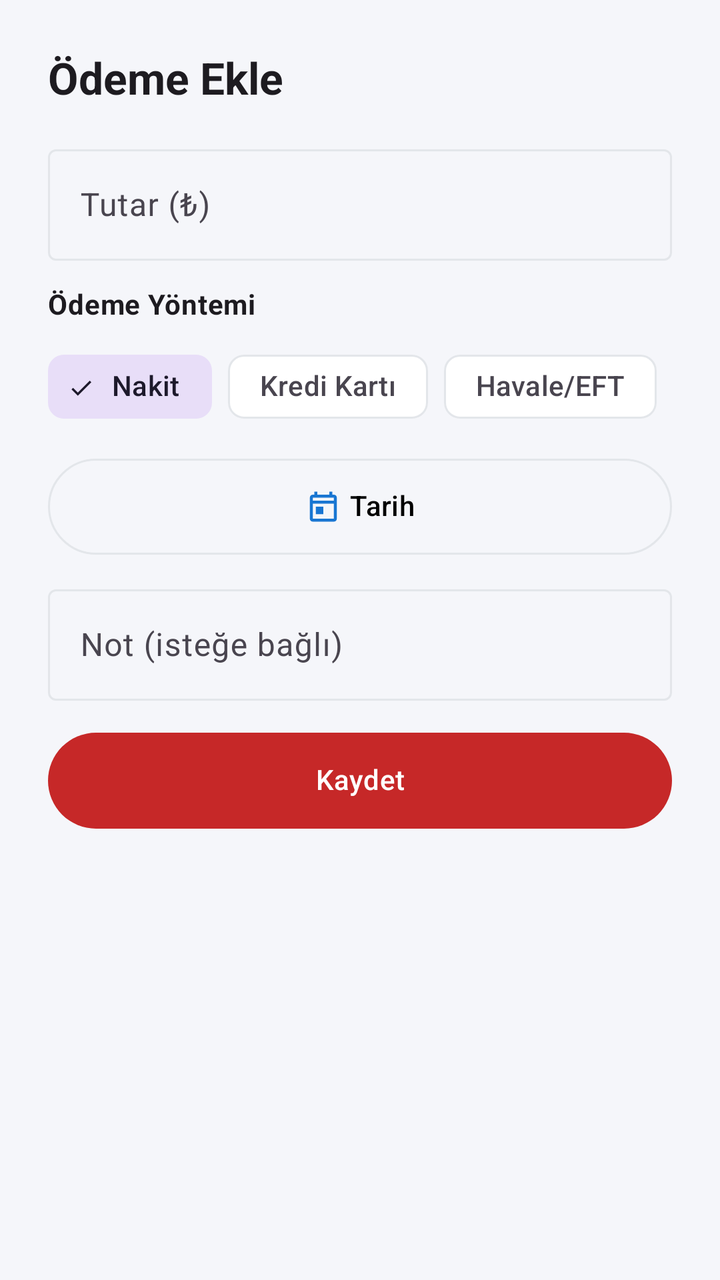
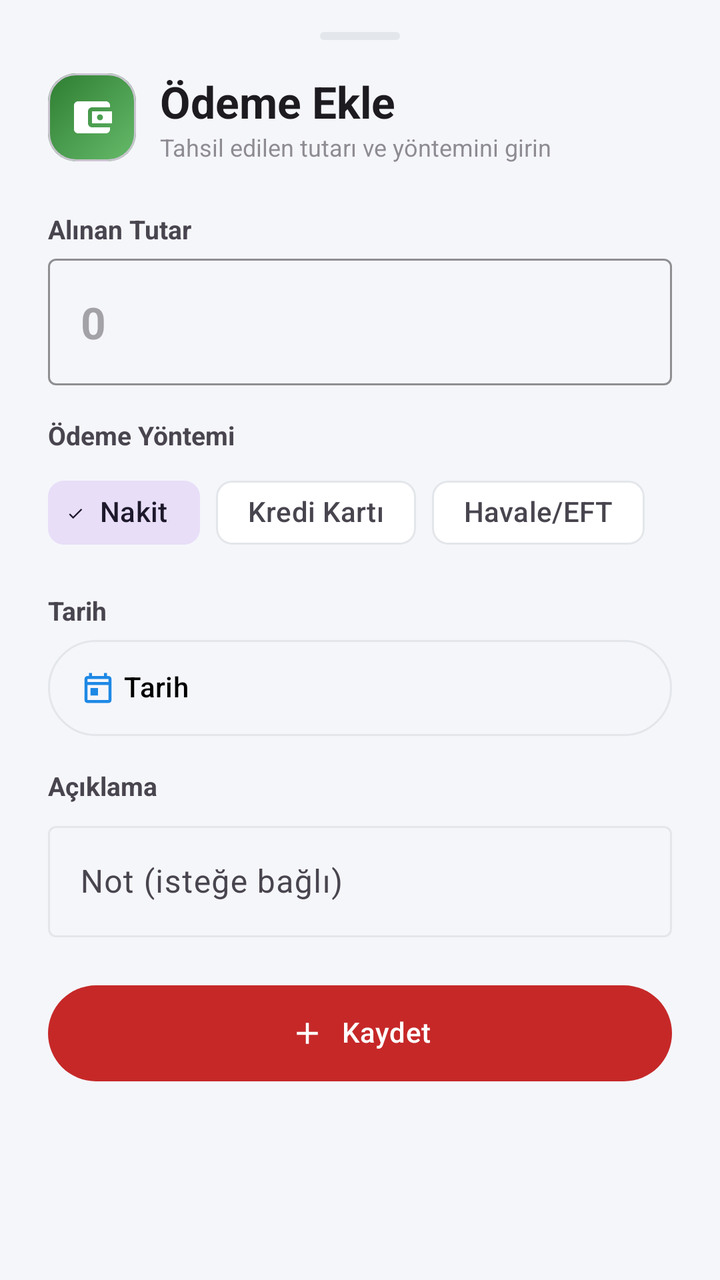

Compare the two renders of this Android layout. The source of the first and the diff that turns it into the second are given below.
<!-- AndroidManifest.xml: application theme Theme.RotaUygulama -->
<!-- res/layout/bottomsheet_payment.xml -->
<?xml version="1.0" encoding="utf-8"?>
<androidx.core.widget.NestedScrollView xmlns:android="http://schemas.android.com/apk/res/android"
    xmlns:app="http://schemas.android.com/apk/res-auto"
    android:layout_width="match_parent"
    android:layout_height="wrap_content">

    <LinearLayout
        android:layout_width="match_parent"
        android:layout_height="wrap_content"
        android:orientation="vertical"
        android:padding="@dimen/space_l">

        <TextView
            android:id="@+id/text_title"
            android:layout_width="wrap_content"
            android:layout_height="wrap_content"
            android:text="@string/ledger_add_payment"
            android:textAppearance="?attr/textAppearanceTitleLarge"
            android:textStyle="bold" />

        <com.google.android.material.textfield.TextInputLayout
            android:id="@+id/input_amount"
            android:layout_width="match_parent"
            android:layout_height="wrap_content"
            android:layout_marginTop="@dimen/space_m"
            android:hint="@string/payment_amount_hint">

            <com.google.android.material.textfield.TextInputEditText
                android:id="@+id/edit_amount"
                android:layout_width="match_parent"
                android:layout_height="wrap_content"
                android:inputType="numberDecimal"
                android:maxLines="1" />
        </com.google.android.material.textfield.TextInputLayout>

        <TextView
            android:layout_width="wrap_content"
            android:layout_height="wrap_content"
            android:layout_marginTop="@dimen/space_s"
            android:text="@string/payment_method"
            android:textAppearance="?attr/textAppearanceBodyMedium"
            android:textStyle="bold" />

        <com.google.android.material.chip.ChipGroup
            android:id="@+id/chip_group_method"
            android:layout_width="match_parent"
            android:layout_height="wrap_content"
            android:layout_marginTop="@dimen/space_xs"
            app:singleSelection="true"
            app:selectionRequired="true">

            <com.google.android.material.chip.Chip
                android:id="@+id/chip_cash"
                style="@style/Widget.Material3.Chip.Filter"
                android:layout_width="wrap_content"
                android:layout_height="wrap_content"
                android:checked="true"
                android:text="@string/payment_method_cash" />

            <com.google.android.material.chip.Chip
                android:id="@+id/chip_card"
                style="@style/Widget.Material3.Chip.Filter"
                android:layout_width="wrap_content"
                android:layout_height="wrap_content"
                android:text="@string/payment_method_card" />

            <com.google.android.material.chip.Chip
                android:id="@+id/chip_transfer"
                style="@style/Widget.Material3.Chip.Filter"
                android:layout_width="wrap_content"
                android:layout_height="wrap_content"
                android:text="@string/payment_method_transfer" />
        </com.google.android.material.chip.ChipGroup>

        <com.google.android.material.button.MaterialButton
            android:id="@+id/button_date"
            style="@style/Widget.Rota.Button.Outlined"
            android:layout_width="match_parent"
            android:layout_height="wrap_content"
            android:layout_marginTop="@dimen/space_s"
            android:text="@string/payment_date"
            app:icon="@drawable/ic_calendar"
            app:iconGravity="textStart"
            app:iconTint="@color/brand_blue" />

        <com.google.android.material.textfield.TextInputLayout
            android:id="@+id/input_note"
            android:layout_width="match_parent"
            android:layout_height="wrap_content"
            android:layout_marginTop="@dimen/space_s"
            android:hint="@string/payment_note_hint">

            <com.google.android.material.textfield.TextInputEditText
                android:id="@+id/edit_note"
                android:layout_width="match_parent"
                android:layout_height="wrap_content"
                android:inputType="text"
                android:maxLines="2" />
        </com.google.android.material.textfield.TextInputLayout>

        <com.google.android.material.button.MaterialButton
            android:id="@+id/button_save"
            style="@style/Widget.Rota.Button.Primary"
            android:layout_width="match_parent"
            android:layout_height="wrap_content"
            android:layout_marginTop="@dimen/space_m"
            android:text="@string/payment_save" />

    </LinearLayout>
</androidx.core.widget.NestedScrollView>
<!-- resources referenced by this layout -->
<resources>
  <color name="brand_blue">#FF1976D2</color>
  <dimen name="space_l">24dp</dimen>
  <dimen name="space_m">16dp</dimen>
  <dimen name="space_s">12dp</dimen>
  <dimen name="space_xs">8dp</dimen>
  <!-- drawable ic_calendar (drawable) -->
  <?xml version="1.0" encoding="utf-8"?>
  <vector xmlns:android="http://schemas.android.com/apk/res/android"
      android:width="24dp"
      android:height="24dp"
      android:viewportWidth="24"
      android:viewportHeight="24">
  
      <path
          android:fillColor="#FFFFFF"
          android:pathData="M19,4h-1L18,2h-2v2L8,4L8,2L6,2v2L5,4c-1.11,0 -1.99,0.9 -1.99,2L3,20c0,1.1 0.89,2 2,2h14c1.1,0 2,-0.9 2,-2L21,6c0,-1.1 -0.9,-2 -2,-2zM19,20L5,20L5,10h14v10zM19,8L5,8L5,6h14v2zM7,12h5v5L7,17z" />
  
  </vector>
  <string name="ledger_add_payment">Ödeme Ekle</string>
  <string name="payment_amount_hint">Tutar (₺)</string>
  <string name="payment_date">Tarih</string>
  <string name="payment_method">Ödeme Yöntemi</string>
  <string name="payment_method_card">Kredi Kartı</string>
  <string name="payment_method_cash">Nakit</string>
  <string name="payment_method_transfer">Havale/EFT</string>
  <string name="payment_note_hint">Not (isteğe bağlı)</string>
  <string name="payment_save">Kaydet</string>
  <style name="Theme.RotaUygulama" parent="Base.Theme.RotaUygulama" />
  <dimen name="radius_pill">28dp</dimen>
  <color name="outline_light">#FFE3E6EA</color>
  <color name="black">#FF000000</color>
  <color name="white">#FFFFFFFF</color>
  <color name="brand_red">#FFC62828</color>
  <color name="surface_white">#FFFFFFFF</color>
  <color name="bg_light">#FFF5F6FA</color>
  <!-- unchanged entries left out for length: 3 -->
</resources>

<!-- the commit's change to res/layout/bottomsheet_payment.xml (unified diff, before → after) -->
@@ -8,46 +8,118 @@
         android:layout_width="match_parent"
         android:layout_height="wrap_content"
         android:orientation="vertical"
-        android:padding="@dimen/space_l">
-
-        <TextView
-            android:id="@+id/text_title"
-            android:layout_width="wrap_content"
-            android:layout_height="wrap_content"
-            android:text="@string/ledger_add_payment"
-            android:textAppearance="?attr/textAppearanceTitleLarge"
-            android:textStyle="bold" />
+        android:paddingStart="@dimen/space_l"
+        android:paddingEnd="@dimen/space_l"
+        android:paddingTop="@dimen/space_m"
+        android:paddingBottom="@dimen/space_l">
+
+        
+        <View
+            android:layout_width="40dp"
+            android:layout_height="4dp"
+            android:layout_gravity="center_horizontal"
+            android:layout_marginBottom="@dimen/space_m"
+            android:background="@drawable/bg_pill_track" />
+
+        <LinearLayout
+            android:layout_width="match_parent"
+            android:layout_height="wrap_content"
+            android:gravity="center_vertical"
+            android:orientation="horizontal">
+
+            <com.google.android.material.card.MaterialCardView
+                android:layout_width="44dp"
+                android:layout_height="44dp"
+                app:cardBackgroundColor="@android:color/transparent"
+                app:cardCornerRadius="14dp"
+                app:cardElevation="0dp">
+
+                <FrameLayout
+                    android:layout_width="match_parent"
+                    android:layout_height="match_parent"
+                    android:background="@drawable/bg_gradient_green">
+
+                    <ImageView
+                        android:layout_width="24dp"
+                        android:layout_height="24dp"
+                        android:layout_gravity="center"
+                        android:contentDescription="@null"
+                        app:srcCompat="@drawable/ic_wallet"
+                        app:tint="@color/white" />
+                </FrameLayout>
+            </com.google.android.material.card.MaterialCardView>
+
+            <LinearLayout
+                android:layout_width="0dp"
+                android:layout_height="wrap_content"
+                android:layout_weight="1"
+                android:layout_marginStart="@dimen/space_s"
+                android:orientation="vertical">
+
+                <TextView
+                    android:id="@+id/text_title"
+                    android:layout_width="wrap_content"
+                    android:layout_height="wrap_content"
+                    android:text="@string/payment_title"
+                    android:textAppearance="?attr/textAppearanceTitleLarge"
+                    android:textStyle="bold" />
+
+                <TextView
+                    android:layout_width="wrap_content"
+                    android:layout_height="wrap_content"
+                    android:alpha="0.6"
+                    android:text="@string/payment_subtitle"
+                    android:textSize="12sp" />
+            </LinearLayout>
+        </LinearLayout>
+
+        
+        <TextView
+            android:layout_width="wrap_content"
+            android:layout_height="wrap_content"
+            android:layout_marginTop="@dimen/space_l"
+            android:text="@string/payment_amount_label"
+            android:textStyle="bold"
+            android:textSize="13sp" />
 
         <com.google.android.material.textfield.TextInputLayout
             android:id="@+id/input_amount"
-            android:layout_width="match_parent"
-            android:layout_height="wrap_content"
-            android:layout_marginTop="@dimen/space_m"
-            android:hint="@string/payment_amount_hint">
+            style="@style/Widget.Material3.TextInputLayout.OutlinedBox"
+            android:layout_width="match_parent"
+            android:layout_height="wrap_content"
+            android:layout_marginTop="6dp"
+            app:prefixText="₺ "
+            app:boxStrokeColor="@color/accent_green"
+            app:hintEnabled="false">
 
             <com.google.android.material.textfield.TextInputEditText
                 android:id="@+id/edit_amount"
                 android:layout_width="match_parent"
                 android:layout_height="wrap_content"
+                android:hint="0"
                 android:inputType="numberDecimal"
-                android:maxLines="1" />
+                android:maxLines="1"
+                android:textSize="22sp"
+                android:textStyle="bold" />
         </com.google.android.material.textfield.TextInputLayout>
 
-        <TextView
-            android:layout_width="wrap_content"
-            android:layout_height="wrap_content"
-            android:layout_marginTop="@dimen/space_s"
+        
+        <TextView
+            android:layout_width="wrap_content"
+            android:layout_height="wrap_content"
+            android:layout_marginTop="@dimen/space_m"
             android:text="@string/payment_method"
-            android:textAppearance="?attr/textAppearanceBodyMedium"
-            android:textStyle="bold" />
+            android:textStyle="bold"
+            android:textSize="13sp" />
 
         <com.google.android.material.chip.ChipGroup
             android:id="@+id/chip_group_method"
             android:layout_width="match_parent"
             android:layout_height="wrap_content"
-            android:layout_marginTop="@dimen/space_xs"
+            android:layout_marginTop="6dp"
             app:singleSelection="true"
-            app:selectionRequired="true">
+            app:selectionRequired="true"
+            app:chipSpacingHorizontal="@dimen/space_xs">
 
             <com.google.android.material.chip.Chip
                 android:id="@+id/chip_cash"
@@ -55,39 +127,70 @@
                 android:layout_width="wrap_content"
                 android:layout_height="wrap_content"
                 android:checked="true"
-                android:text="@string/payment_method_cash" />
+                android:text="@string/payment_method_cash"
+                app:chipIcon="@drawable/bg_dot"
+                app:chipIconTint="@color/accent_green"
+                app:chipIconSize="12dp" />
 
             <com.google.android.material.chip.Chip
                 android:id="@+id/chip_card"
                 style="@style/Widget.Material3.Chip.Filter"
                 android:layout_width="wrap_content"
                 android:layout_height="wrap_content"
-                android:text="@string/payment_method_card" />
+                android:text="@string/payment_method_card"
+                app:chipIcon="@drawable/bg_dot"
+                app:chipIconTint="@color/accent_blue"
+                app:chipIconSize="12dp" />
 
             <com.google.android.material.chip.Chip
                 android:id="@+id/chip_transfer"
                 style="@style/Widget.Material3.Chip.Filter"
                 android:layout_width="wrap_content"
                 android:layout_height="wrap_content"
-                android:text="@string/payment_method_transfer" />
+                android:text="@string/payment_method_transfer"
+                app:chipIcon="@drawable/bg_dot"
+                app:chipIconTint="@color/accent_amber"
+                app:chipIconSize="12dp" />
         </com.google.android.material.chip.ChipGroup>
+
+        
+        <TextView
+            android:layout_width="wrap_content"
+            android:layout_height="wrap_content"
+            android:layout_marginTop="@dimen/space_m"
+            android:text="@string/payment_date"
+            android:textStyle="bold"
+            android:textSize="13sp" />
 
         <com.google.android.material.button.MaterialButton
             android:id="@+id/button_date"
             style="@style/Widget.Rota.Button.Outlined"
             android:layout_width="match_parent"
             android:layout_height="wrap_content"
-            android:layout_marginTop="@dimen/space_s"
+            android:layout_marginTop="6dp"
+            android:gravity="start|center_vertical"
+            android:paddingStart="16dp"
             android:text="@string/payment_date"
+            android:textAllCaps="false"
             app:icon="@drawable/ic_calendar"
             app:iconGravity="textStart"
-            app:iconTint="@color/brand_blue" />
+            app:iconTint="@color/accent_blue" />
+
+        
+        <TextView
+            android:layout_width="wrap_content"
+            android:layout_height="wrap_content"
+            android:layout_marginTop="@dimen/space_m"
+            android:text="@string/payment_note_label"
+            android:textStyle="bold"
+            android:textSize="13sp" />
 
         <com.google.android.material.textfield.TextInputLayout
             android:id="@+id/input_note"
-            android:layout_width="match_parent"
-            android:layout_height="wrap_content"
-            android:layout_marginTop="@dimen/space_s"
+            style="@style/Widget.Material3.TextInputLayout.OutlinedBox"
+            android:layout_width="match_parent"
+            android:layout_height="wrap_content"
+            android:layout_marginTop="6dp"
             android:hint="@string/payment_note_hint">
 
             <com.google.android.material.textfield.TextInputEditText
@@ -103,8 +206,11 @@
             style="@style/Widget.Rota.Button.Primary"
             android:layout_width="match_parent"
             android:layout_height="wrap_content"
-            android:layout_marginTop="@dimen/space_m"
-            android:text="@string/payment_save" />
+            android:layout_marginTop="@dimen/space_l"
+            android:text="@string/payment_save"
+            app:icon="@drawable/ic_plus"
+            app:iconGravity="textStart"
+            app:iconTint="@color/white" />
 
     </LinearLayout>
 </androidx.core.widget.NestedScrollView>
<!-- resource entries referenced after the edit -->
@@ -1,10 +1,34 @@
 <!-- resources referenced by this layout -->
 <resources>
-  <color name="brand_blue">#FF1976D2</color>
+  <color name="accent_amber">#FFF57C00</color>
+  <color name="accent_blue">#FF1E88E5</color>
+  <color name="accent_green">#FF2E9E5B</color>
   <dimen name="space_l">24dp</dimen>
   <dimen name="space_m">16dp</dimen>
   <dimen name="space_s">12dp</dimen>
   <dimen name="space_xs">8dp</dimen>
+  <!-- drawable bg_dot (drawable) -->
+  <?xml version="1.0" encoding="utf-8"?>
+  <shape xmlns:android="http://schemas.android.com/apk/res/android"
+      android:shape="oval">
+      <solid android:color="@color/white" />
+  </shape>
+  <!-- drawable bg_gradient_green (drawable) -->
+  <?xml version="1.0" encoding="utf-8"?>
+  <shape xmlns:android="http://schemas.android.com/apk/res/android"
+      android:shape="rectangle">
+      <gradient
+          android:angle="135"
+          android:startColor="@color/grad_green_start"
+          android:endColor="@color/grad_green_end" />
+  </shape>
+  <!-- drawable bg_pill_track (drawable) -->
+  <?xml version="1.0" encoding="utf-8"?>
+  <shape xmlns:android="http://schemas.android.com/apk/res/android"
+      android:shape="rectangle">
+      <solid android:color="@color/outline_light" />
+      <corners android:radius="6dp" />
+  </shape>
   <!-- drawable ic_calendar (drawable) -->
   <?xml version="1.0" encoding="utf-8"?>
   <vector xmlns:android="http://schemas.android.com/apk/res/android"
@@ -18,16 +42,44 @@
           android:pathData="M19,4h-1L18,2h-2v2L8,4L8,2L6,2v2L5,4c-1.11,0 -1.99,0.9 -1.99,2L3,20c0,1.1 0.89,2 2,2h14c1.1,0 2,-0.9 2,-2L21,6c0,-1.1 -0.9,-2 -2,-2zM19,20L5,20L5,10h14v10zM19,8L5,8L5,6h14v2zM7,12h5v5L7,17z" />
   
   </vector>
-  <string name="ledger_add_payment">Ödeme Ekle</string>
-  <string name="payment_amount_hint">Tutar (₺)</string>
+  <!-- drawable ic_plus (drawable) -->
+  <?xml version="1.0" encoding="utf-8"?>
+  <vector xmlns:android="http://schemas.android.com/apk/res/android"
+      android:width="24dp"
+      android:height="24dp"
+      android:viewportWidth="24"
+      android:viewportHeight="24">
+      <path
+          android:fillColor="?attr/colorOnSurface"
+          android:pathData="M19,13h-6v6h-2v-6H5v-2h6V5h2v6h6v2z" />
+  </vector>
+  <!-- drawable ic_wallet (drawable) -->
+  <?xml version="1.0" encoding="utf-8"?>
+  <vector xmlns:android="http://schemas.android.com/apk/res/android"
+      android:width="24dp"
+      android:height="24dp"
+      android:viewportWidth="24"
+      android:viewportHeight="24">
+  
+      <path
+          android:fillColor="#FFFFFF"
+          android:pathData="M21,7L21,6c0,-1.1 -0.9,-2 -2,-2L5,4C3.9,4 3,4.9 3,6l0,12c0,1.1 0.9,2 2,2l14,0c1.1,0 2,-0.9 2,-2l0,-1L12,17c-1.1,0 -2,-0.9 -2,-2L10,9c0,-1.1 0.9,-2 2,-2L21,7zM12,9l10,0l0,6l-10,0L12,9zM16,13.5c0.83,0 1.5,-0.67 1.5,-1.5s-0.67,-1.5 -1.5,-1.5 -1.5,0.67 -1.5,1.5 0.67,1.5 1.5,1.5z" />
+  
+  </vector>
+  <string name="payment_amount_label">Alınan Tutar</string>
   <string name="payment_date">Tarih</string>
   <string name="payment_method">Ödeme Yöntemi</string>
   <string name="payment_method_card">Kredi Kartı</string>
   <string name="payment_method_cash">Nakit</string>
   <string name="payment_method_transfer">Havale/EFT</string>
   <string name="payment_note_hint">Not (isteğe bağlı)</string>
+  <string name="payment_note_label">Açıklama</string>
   <string name="payment_save">Kaydet</string>
+  <string name="payment_subtitle">Tahsil edilen tutarı ve yöntemini girin</string>
+  <string name="payment_title">Ödeme Ekle</string>
   <style name="Theme.RotaUygulama" parent="Base.Theme.RotaUygulama" />
+  <color name="grad_green_start">#FF66BB6A</color>
+  <color name="grad_green_end">#FF2E7D32</color>
   <dimen name="radius_pill">28dp</dimen>
   <color name="outline_light">#FFE3E6EA</color>
   <color name="black">#FF000000</color>
